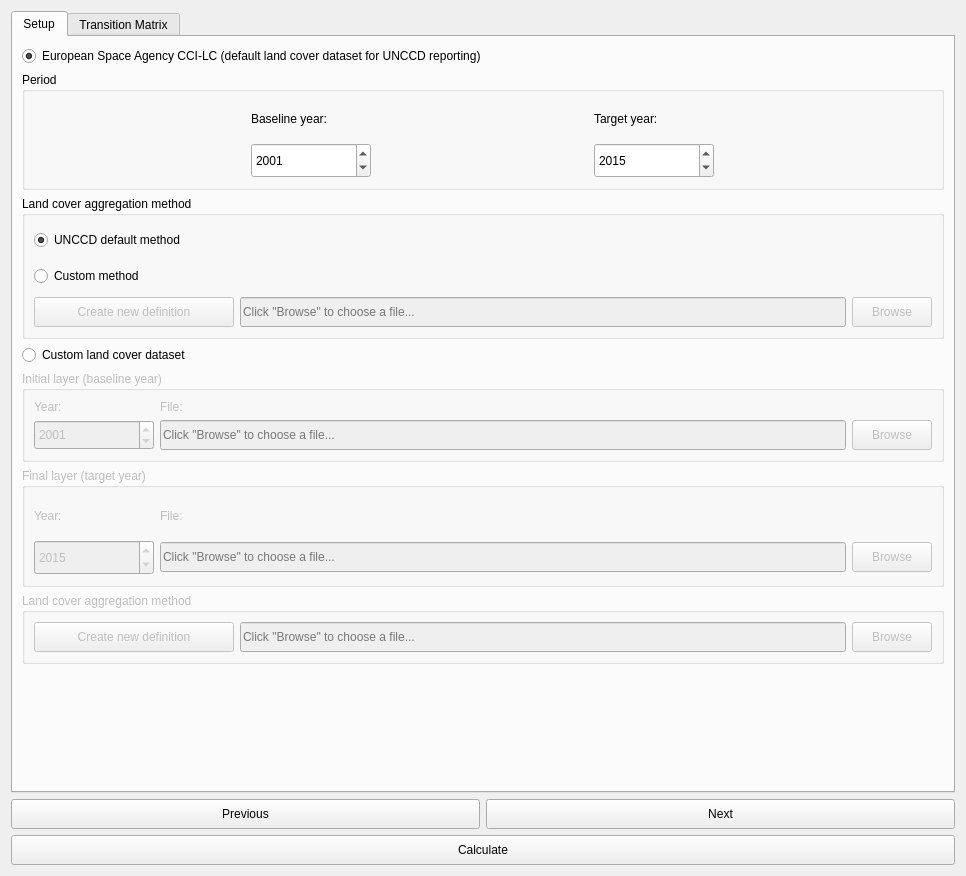
Old version of the form LDMP/gui/DlgCalculateLC.ui in the repository ConservationInternational/trends.earth.
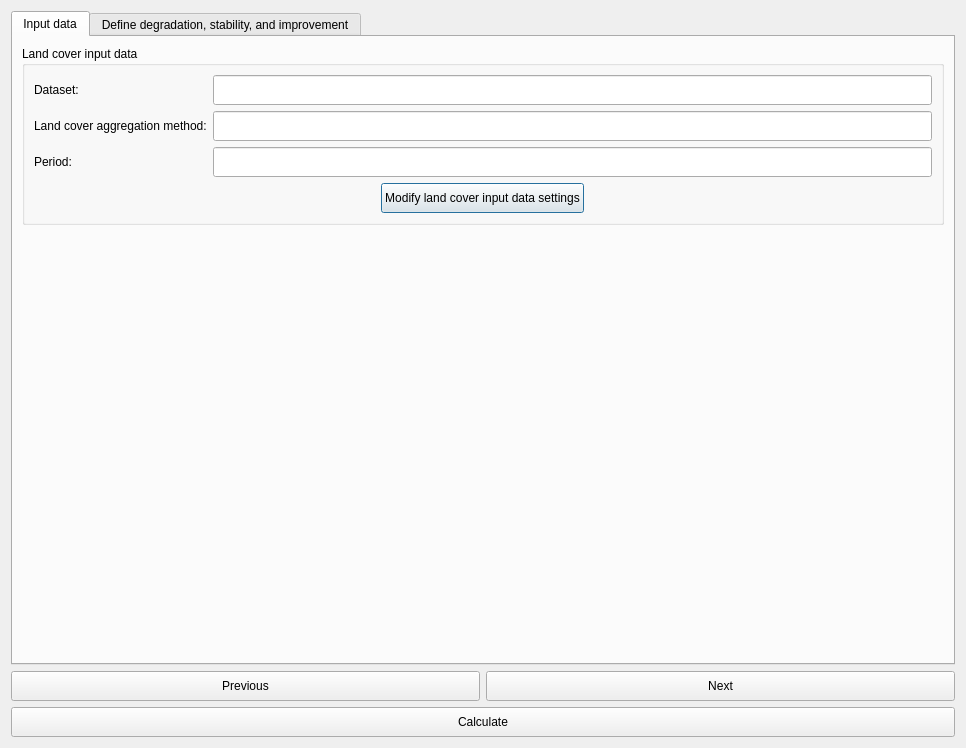
New version of the form.

Commit message: Start setup for offline and national-level data loading.

```diff
--- a/LDMP/gui/DlgCalculateLC.ui
+++ b/LDMP/gui/DlgCalculateLC.ui
@@ -7,7 +7,7 @@
     <x>0</x>
     <y>0</y>
     <width>966</width>
-    <height>876</height>
+    <height>748</height>
    </rect>
   </property>
   <property name="sizePolicy">
@@ -36,492 +36,77 @@
      </property>
      <widget class="QWidget" name="SetupTab">
       <attribute name="title">
-       <string>Setup</string>
+       <string>Input data</string>
       </attribute>
       <layout class="QVBoxLayout" name="verticalLayout_2">
-       <item>
-        <widget class="QRadioButton" name="use_esa">
-         <property name="text">
-          <string>European Space Agency CCI-LC (default land cover dataset for UNCCD reporting)</string>
-         </property>
-         <property name="checked">
-          <bool>true</bool>
-         </property>
-        </widget>
-       </item>
-       <item>
-        <widget class="QGroupBox" name="groupBox_10">
-         <property name="title">
-          <string>Period</string>
-         </property>
-         <layout class="QGridLayout" name="gridLayout_8">
-          <item row="1" column="1">
-           <widget class="QDateEdit" name="use_esa_tg_year">
-            <property name="sizePolicy">
-             <sizepolicy hsizetype="Minimum" vsizetype="Expanding">
-              <horstretch>0</horstretch>
-              <verstretch>0</verstretch>
-             </sizepolicy>
-            </property>
-            <property name="minimumSize">
-             <size>
-              <width>0</width>
-              <height>30</height>
-             </size>
-            </property>
-            <property name="maximumSize">
-             <size>
-              <width>120</width>
-              <height>35</height>
-             </size>
-            </property>
-            <property name="date">
-             <date>
-              <year>2015</year>
-              <month>1</month>
-              <day>1</day>
-             </date>
-            </property>
-            <property name="minimumDateTime">
-             <datetime>
-              <hour>0</hour>
-              <minute>0</minute>
-              <second>0</second>
-              <year>1992</year>
-              <month>1</month>
-              <day>1</day>
-             </datetime>
-            </property>
-            <property name="maximumDate">
-             <date>
-              <year>2030</year>
-              <month>12</month>
-              <day>31</day>
-             </date>
-            </property>
-            <property name="minimumDate">
-             <date>
-              <year>1992</year>
-              <month>1</month>
-              <day>1</day>
-             </date>
-            </property>
-            <property name="displayFormat">
-             <string notr="true">yyyy</string>
-            </property>
-           </widget>
-          </item>
-          <item row="1" column="0">
-           <widget class="QDateEdit" name="use_esa_bl_year">
-            <property name="sizePolicy">
-             <sizepolicy hsizetype="Minimum" vsizetype="Minimum">
-              <horstretch>0</horstretch>
-              <verstretch>0</verstretch>
-             </sizepolicy>
-            </property>
-            <property name="minimumSize">
-             <size>
-              <width>0</width>
-              <height>30</height>
-             </size>
-            </property>
-            <property name="maximumSize">
-             <size>
-              <width>120</width>
-              <height>35</height>
-             </size>
-            </property>
-            <property name="date">
-             <date>
-              <year>2001</year>
-              <month>1</month>
-              <day>1</day>
-             </date>
-            </property>
-            <property name="maximumDate">
-             <date>
-              <year>2015</year>
-              <month>12</month>
-              <day>31</day>
-             </date>
-            </property>
-            <property name="minimumDate">
-             <date>
-              <year>1992</year>
-              <month>1</month>
-              <day>1</day>
-             </date>
-            </property>
-            <property name="displayFormat">
-             <string notr="true">yyyy</string>
-            </property>
-           </widget>
-          </item>
-          <item row="0" column="1">
-           <widget class="QLabel" name="label_3">
-            <property name="minimumSize">
-             <size>
-              <width>0</width>
-              <height>30</height>
-             </size>
-            </property>
-            <property name="text">
-             <string>Target year:</string>
-            </property>
-           </widget>
-          </item>
-          <item row="0" column="0">
-           <widget class="QLabel" name="label_10">
-            <property name="minimumSize">
-             <size>
-              <width>0</width>
-              <height>30</height>
-             </size>
-            </property>
-            <property name="font">
-             <font>
-              <weight>50</weight>
-              <bold>false</bold>
-             </font>
-            </property>
-            <property name="text">
-             <string>Baseline year:</string>
-            </property>
-           </widget>
-          </item>
-         </layout>
-        </widget>
-       </item>
        <item>
         <widget class="QGroupBox" name="groupBox">
          <property name="title">
-          <string>Land cover aggregation method</string>
+          <string>Land cover input data</string>
          </property>
          <layout class="QGridLayout" name="gridLayout">
-          <item row="3" column="1">
-           <widget class="QLineEdit" name="use_esa_agg_custom_file">
-            <property name="enabled">
-             <bool>false</bool>
-            </property>
-            <property name="minimumSize">
-             <size>
-              <width>120</width>
-              <height>30</height>
-             </size>
-            </property>
+          <item row="0" column="0">
+           <widget class="QLabel" name="label_4">
             <property name="text">
-             <string/>
+             <string>Dataset:</string>
             </property>
-            <property name="placeholderText">
-             <string>Click &quot;Browse&quot; to choose a file...</string>
+           </widget>
+          </item>
+          <item row="2" column="0">
+           <widget class="QLabel" name="label_3">
+            <property name="text">
+             <string>Land cover aggregation method:</string>
             </property>
            </widget>
           </item>
           <item row="3" column="0">
-           <widget class="QPushButton" name="use_esa_agg_custom_create">
-            <property name="enabled">
-             <bool>false</bool>
-            </property>
-            <property name="minimumSize">
-             <size>
-              <width>200</width>
-              <height>30</height>
-             </size>
-            </property>
-            <property name="text">
-             <string>Create new definition</string>
-            </property>
-           </widget>
-          </item>
-          <item row="3" column="2">
-           <widget class="QPushButton" name="use_esa_agg_custom_browse">
-            <property name="enabled">
-             <bool>false</bool>
-            </property>
-            <property name="minimumSize">
-             <size>
-              <width>0</width>
-              <height>30</height>
-             </size>
-            </property>
-            <property name="maximumSize">
-             <size>
-              <width>120</width>
-              <height>16777215</height>
-             </size>
-            </property>
-            <property name="text">
-             <string>Browse</string>
-            </property>
-           </widget>
-          </item>
-          <item row="1" column="0" colspan="3">
-           <widget class="QRadioButton" name="use_esa_agg_custom">
-            <property name="minimumSize">
-             <size>
-              <width>0</width>
-              <height>30</height>
-             </size>
-            </property>
-            <property name="text">
-             <string>Custom method</string>
-            </property>
-           </widget>
-          </item>
-          <item row="0" column="0" colspan="3">
-           <widget class="QRadioButton" name="use_esa_agg_unccd">
-            <property name="minimumSize">
-             <size>
-              <width>0</width>
-              <height>30</height>
-             </size>
-            </property>
-            <property name="text">
-             <string>UNCCD default method</string>
-            </property>
-            <property name="checked">
-             <bool>true</bool>
-            </property>
-           </widget>
-          </item>
-         </layout>
-        </widget>
-       </item>
-       <item>
-        <widget class="QRadioButton" name="use_custom">
-         <property name="text">
-          <string>Custom land cover dataset</string>
-         </property>
-        </widget>
-       </item>
-       <item>
-        <widget class="QGroupBox" name="groupBox_5">
-         <property name="enabled">
-          <bool>false</bool>
-         </property>
-         <property name="title">
-          <string>Initial layer (baseline year)</string>
-         </property>
-         <layout class="QGridLayout" name="gridLayout_4">
-          <item row="0" column="0">
            <widget class="QLabel" name="label_2">
-            <property name="enabled">
-             <bool>false</bool>
-            </property>
             <property name="text">
-             <string>Year:</string>
+             <string>Period:</string>
             </property>
            </widget>
           </item>
           <item row="0" column="1">
-           <widget class="QLabel" name="label_4">
-            <property name="enabled">
-             <bool>false</bool>
-            </property>
-            <property name="text">
-             <string>File:</string>
-            </property>
-           </widget>
-          </item>
-          <item row="1" column="0">
-           <widget class="QDateEdit" name="use_custom_bl_year">
-            <property name="enabled">
-             <bool>false</bool>
-            </property>
-            <property name="sizePolicy">
-             <sizepolicy hsizetype="Minimum" vsizetype="Minimum">
-              <horstretch>0</horstretch>
-              <verstretch>0</verstretch>
-             </sizepolicy>
-            </property>
+           <widget class="QLineEdit" name="lineEdit_dataset">
             <property name="minimumSize">
              <size>
-              <width>120</width>
-              <height>30</height>
-             </size>
-            </property>
-            <property name="maximumSize">
-             <size>
-              <width>120</width>
-              <height>35</height>
-             </size>
-            </property>
-            <property name="date">
-             <date>
-              <year>2001</year>
-              <month>1</month>
-              <day>1</day>
-             </date>
-            </property>
-            <property name="maximumDate">
-             <date>
-              <year>2030</year>
-              <month>12</month>
-              <day>31</day>
-             </date>
-            </property>
-            <property name="minimumDate">
-             <date>
-              <year>1980</year>
-              <month>1</month>
-              <day>1</day>
-             </date>
-            </property>
-            <property name="displayFormat">
-             <string notr="true">yyyy</string>
-            </property>
-           </widget>
-          </item>
-          <item row="1" column="1">
-           <widget class="QLineEdit" name="use_custom_bl_file">
-            <property name="enabled">
-             <bool>false</bool>
-            </property>
-            <property name="minimumSize">
-             <size>
               <width>0</width>
               <height>30</height>
              </size>
             </property>
-            <property name="placeholderText">
-             <string>Click &quot;Browse&quot; to choose a file...</string>
+            <property name="readOnly">
+             <bool>true</bool>
             </property>
            </widget>
           </item>
-          <item row="1" column="2">
-           <widget class="QPushButton" name="use_custom_bl_browse">
-            <property name="enabled">
-             <bool>false</bool>
-            </property>
+          <item row="2" column="1">
+           <widget class="QLineEdit" name="lineEdit_agg_method">
             <property name="minimumSize">
              <size>
               <width>0</width>
               <height>30</height>
              </size>
             </property>
-            <property name="maximumSize">
-             <size>
-              <width>120</width>
-              <height>16777215</height>
-             </size>
+            <property name="readOnly">
+             <bool>true</bool>
             </property>
-            <property name="text">
-             <string>Browse</string>
-            </property>
            </widget>
           </item>
-         </layout>
-        </widget>
-       </item>
-       <item>
-        <widget class="QGroupBox" name="groupBox_4">
-         <property name="enabled">
-          <bool>false</bool>
-         </property>
-         <property name="title">
-          <string>Final layer (target year)</string>
-         </property>
-         <layout class="QGridLayout" name="gridLayout_6">
-          <item row="0" column="0">
-           <widget class="QLabel" name="label_8">
-            <property name="enabled">
-             <bool>false</bool>
-            </property>
-            <property name="text">
-             <string>Year:</string>
-            </property>
-           </widget>
-          </item>
-          <item row="0" column="1">
-           <widget class="QLabel" name="label_9">
-            <property name="enabled">
-             <bool>false</bool>
-            </property>
-            <property name="text">
-             <string>File:</string>
-            </property>
-           </widget>
-          </item>
-          <item row="1" column="0">
-           <widget class="QDateEdit" name="use_custom_tg_year">
-            <property name="enabled">
-             <bool>false</bool>
-            </property>
-            <property name="sizePolicy">
-             <sizepolicy hsizetype="Minimum" vsizetype="Expanding">
-              <horstretch>0</horstretch>
-              <verstretch>0</verstretch>
-             </sizepolicy>
-            </property>
+          <item row="3" column="1">
+           <widget class="QLineEdit" name="lineEdit_period">
             <property name="minimumSize">
              <size>
-              <width>120</width>
-              <height>30</height>
-             </size>
-            </property>
-            <property name="maximumSize">
-             <size>
-              <width>120</width>
-              <height>35</height>
-             </size>
-            </property>
-            <property name="date">
-             <date>
-              <year>2015</year>
-              <month>1</month>
-              <day>1</day>
-             </date>
-            </property>
-            <property name="minimumDateTime">
-             <datetime>
-              <hour>0</hour>
-              <minute>0</minute>
-              <second>0</second>
-              <year>1980</year>
-              <month>1</month>
-              <day>1</day>
-             </datetime>
-            </property>
-            <property name="maximumDate">
-             <date>
-              <year>2030</year>
-              <month>1</month>
-              <day>1</day>
-             </date>
-            </property>
-            <property name="minimumDate">
-             <date>
-              <year>1980</year>
-              <month>1</month>
-              <day>1</day>
-             </date>
-            </property>
-            <property name="displayFormat">
-             <string notr="true">yyyy</string>
-            </property>
-           </widget>
-          </item>
-          <item row="1" column="1">
-           <widget class="QLineEdit" name="use_custom_tg_file">
-            <property name="enabled">
-             <bool>false</bool>
-            </property>
-            <property name="minimumSize">
-             <size>
               <width>0</width>
               <height>30</height>
              </size>
             </property>
-            <property name="placeholderText">
-             <string>Click &quot;Browse&quot; to choose a file...</string>
+            <property name="readOnly">
+             <bool>true</bool>
             </property>
            </widget>
           </item>
-          <item row="1" column="2">
-           <widget class="QPushButton" name="use_custom_tg_browse">
-            <property name="enabled">
-             <bool>false</bool>
-            </property>
+          <item row="4" column="0" colspan="2" alignment="Qt::AlignHCenter">
+           <widget class="QPushButton" name="btn_modify_lc_settings">
             <property name="minimumSize">
              <size>
               <width>0</width>
@@ -530,78 +115,12 @@
             </property>
             <property name="maximumSize">
              <size>
-              <width>120</width>
+              <width>400</width>
               <height>16777215</height>
              </size>
             </property>
             <property name="text">
-             <string>Browse</string>
-            </property>
-           </widget>
-          </item>
-         </layout>
-        </widget>
-       </item>
-       <item>
-        <widget class="QGroupBox" name="groupBox_3">
-         <property name="enabled">
-          <bool>false</bool>
-         </property>
-         <property name="title">
-          <string>Land cover aggregation method</string>
-         </property>
-         <layout class="QGridLayout" name="gridLayout_2">
-          <item row="1" column="1">
-           <widget class="QLineEdit" name="use_custom_agg_file">
-            <property name="enabled">
-             <bool>false</bool>
-            </property>
-            <property name="minimumSize">
-             <size>
-              <width>120</width>
-              <height>30</height>
-             </size>
-            </property>
-            <property name="placeholderText">
-             <string>Click &quot;Browse&quot; to choose a file...</string>
-            </property>
-           </widget>
-          </item>
-          <item row="1" column="0">
-           <widget class="QPushButton" name="use_custom_agg_create">
-            <property name="enabled">
-             <bool>false</bool>
-            </property>
-            <property name="minimumSize">
-             <size>
-              <width>200</width>
-              <height>30</height>
-             </size>
-            </property>
-            <property name="text">
-             <string>Create new definition</string>
-            </property>
-           </widget>
-          </item>
-          <item row="1" column="2">
-           <widget class="QPushButton" name="use_custom_agg_browse">
-            <property name="enabled">
-             <bool>false</bool>
-            </property>
-            <property name="minimumSize">
-             <size>
-              <width>0</width>
-              <height>30</height>
-             </size>
-            </property>
-            <property name="maximumSize">
-             <size>
-              <width>120</width>
-              <height>16777215</height>
-             </size>
-            </property>
-            <property name="text">
-             <string>Browse</string>
+             <string>Modify land cover input data settings</string>
             </property>
            </widget>
           </item>
@@ -625,7 +144,7 @@
      </widget>
      <widget class="QWidget" name="TransitionMatrixTab">
       <attribute name="title">
-       <string>Transition Matrix</string>
+       <string>Define degradation, stability, and improvement</string>
       </attribute>
       <layout class="QVBoxLayout" name="verticalLayout_4">
        <item>
```
Left out of the diff: 26 changed lines with no effect on the pictures. The commit also changes 5 other files.
